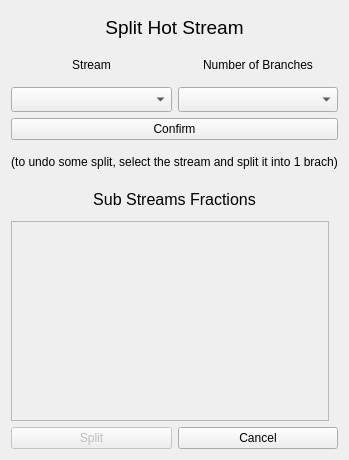
Qt form interface/DivisaoQuente.ui (CarlosTadeuVassoler/MPinch) before a commit.
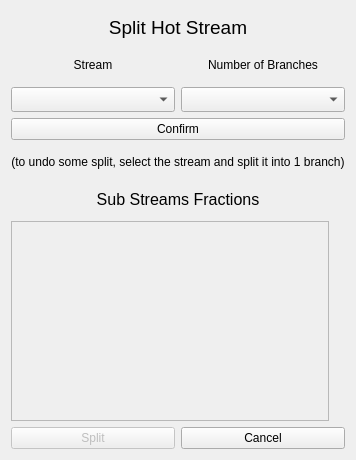
The same form after that commit.

```diff
--- a/interface/DivisaoQuente.ui
+++ b/interface/DivisaoQuente.ui
@@ -101,7 +101,7 @@
    <item>
     <widget class="QLabel" name="label">
      <property name="text">
-      <string>(to undo some split, select the stream and split it into 1 brach)</string>
+      <string>(to undo some split, select the stream and split it into 1 branch)</string>
      </property>
      <property name="alignment">
       <set>Qt::AlignCenter</set>
```
